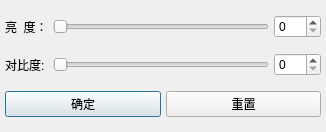
Qt form brightnessAndContrastAdjustWindow.ui (tigermask1978/PerfectObjectDetection) before a commit.
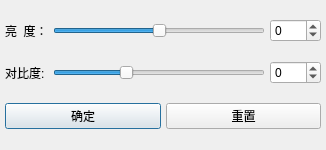
The same form after that commit. Icons and pictures are not drawn.

The edit to the form file:
```diff
--- a/brightnessAndContrastAdjustWindow.ui
+++ b/brightnessAndContrastAdjustWindow.ui
@@ -7,7 +7,7 @@
     <x>0</x>
     <y>0</y>
     <width>326</width>
-    <height>132</height>
+    <height>150</height>
    </rect>
   </property>
   <property name="windowTitle">
@@ -43,7 +43,7 @@
        <item>
         <widget class="QSlider" name="horizontalSliderBrightness">
          <property name="minimum">
-          <number>0</number>
+          <number>-100</number>
          </property>
          <property name="maximum">
           <number>100</number>
@@ -56,7 +56,7 @@
        <item>
         <widget class="QSpinBox" name="spinBoxBrightness">
          <property name="minimum">
-          <number>0</number>
+          <number>-100</number>
          </property>
          <property name="maximum">
           <number>100</number>
@@ -77,7 +77,7 @@
        <item>
         <widget class="QSlider" name="horizontalSliderContrast">
          <property name="minimum">
-          <number>0</number>
+          <number>-100</number>
          </property>
          <property name="maximum">
           <number>200</number>
@@ -93,7 +93,7 @@
        <item>
         <widget class="QSpinBox" name="spinBoxContrast">
          <property name="minimum">
-          <number>0</number>
+          <number>-100</number>
          </property>
          <property name="maximum">
           <number>200</number>
```
